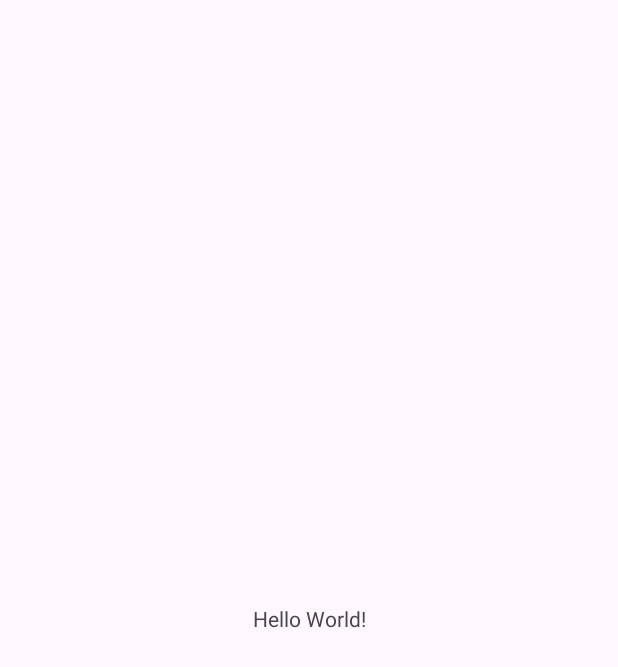
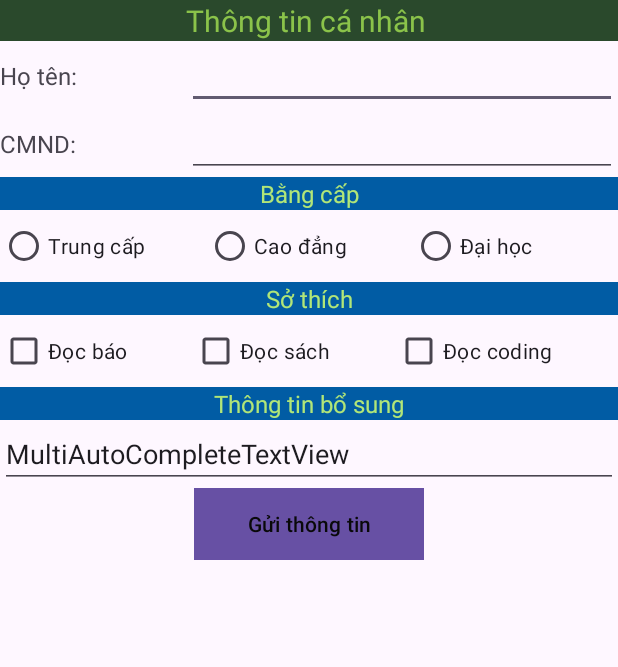
Before and after one commit to hoanghihung/CSE441_PRACTICE, an Android app: the screen it shows after launch (MainActivity), on a phone screen of 412 x 824 dp. Before the commit the part shown is almost empty. Shown: the top 667 px of the screen. Run offline under Robolectric (Android 15) with nearby library versions, the phone set to English and light mode, and no system bars.

Commit message:
build layout

```diff
--- a/Ex06/app/src/main/res/layout/activity_main.xml
+++ b/Ex06/app/src/main/res/layout/activity_main.xml
@@ -1,19 +1,28 @@
-<?xml version="1.0" encoding="utf-8"?>
-<androidx.constraintlayout.widget.ConstraintLayout xmlns:android="http://schemas.android.com/apk/res/android"
-    xmlns:app="http://schemas.android.com/apk/res-auto"
-    xmlns:tools="http://schemas.android.com/tools"
-    android:id="@+id/main"
-    android:layout_width="match_parent"
-    android:layout_height="match_parent"
-    tools:context=".MainActivity">
-
-    <TextView
-        android:layout_width="wrap_content"
-        android:layout_height="wrap_content"
-        android:text="Hello World!"
-        app:layout_constraintBottom_toBottomOf="parent"
-        app:layout_constraintEnd_toEndOf="parent"
-        app:layout_constraintStart_toStartOf="parent"
-        app:layout_constraintTop_toTopOf="parent" />
-
-</androidx.constraintlayout.widget.ConstraintLayout>
+<LinearLayout xmlns:android="http://schemas.android.com/apk/res/android" xmlns:app="http://schemas.android.com/apk/res-auto" xmlns:tools="http://schemas.android.com/tools" android:id="@+id/main" android:layout_width="match_parent" android:layout_height="match_parent" android:orientation="vertical" tools:context=".MainActivity">
+    <TextView android:id="@+id/textView" android:layout_width="match_parent" android:layout_height="wrap_content" android:background="#2A492C" android:text="Thông tin cá nhân " android:textAlignment="center" android:textColor="#8BC34A" android:textSize="20sp"/>
+    <TableLayout android:layout_width="match_parent" android:layout_height="wrap_content" android:stretchColumns="*">
+        <TableRow android:layout_width="match_parent" android:layout_height="match_parent">
+            <TextView android:id="@+id/textView2" android:layout_width="wrap_content" android:layout_height="wrap_content" android:text="Họ tên:" android:textSize="16sp"/>
+            <EditText android:id="@+id/edtten" android:layout_width="wrap_content" android:layout_height="wrap_content" android:ems="10" android:inputType="text" android:text=" "/>
+        </TableRow>
+        <TableRow android:layout_width="match_parent" android:layout_height="match_parent">
+            <TextView android:id="@+id/textView3" android:layout_width="wrap_content" android:layout_height="wrap_content" android:text="CMND:" android:textSize="16sp"/>
+            <EditText android:id="@+id/edtcmnd" android:layout_width="wrap_content" android:layout_height="wrap_content" android:ems="10" android:inputType="text" android:text=" "/>
+        </TableRow>
+    </TableLayout>
+    <TextView android:id="@+id/textView4" android:layout_width="match_parent" android:layout_height="wrap_content" android:background="#47AD4B" android:backgroundTint="#015CA4" android:text="Bằng cấp" android:textAlignment="center" android:textColor="#B1E678" android:textSize="16sp"/>
+    <RadioGroup android:id="@+id/group" android:layout_width="match_parent" android:layout_height="wrap_content" android:orientation="horizontal">
+        <RadioButton android:id="@+id/radioButton" android:layout_width="0dp" android:layout_height="wrap_content" android:layout_weight="1" android:text="Trung cấp"/>
+        <RadioButton android:id="@+id/radioButton4" android:layout_width="0dp" android:layout_height="wrap_content" android:layout_weight="1" android:text="Cao đẳng"/>
+        <RadioButton android:id="@+id/radioButton5" android:layout_width="0dp" android:layout_height="wrap_content" android:layout_weight="1" android:text="Đại học"/>
+    </RadioGroup>
+    <TextView android:id="@+id/textView5" android:layout_width="match_parent" android:layout_height="wrap_content" android:background="#47AD4B" android:backgroundTint="#015CA4" android:text="Sở thích" android:textAlignment="center" android:textColor="#B1E678" android:textSize="16sp"/>
+    <LinearLayout android:layout_width="match_parent" android:layout_height="wrap_content" android:orientation="horizontal">
+        <CheckBox android:id="@+id/chkdocbao" android:layout_width="wrap_content" android:layout_height="wrap_content" android:layout_weight="1" android:text="Đọc báo"/>
+        <CheckBox android:id="@+id/chkdocsach" android:layout_width="wrap_content" android:layout_height="wrap_content" android:layout_weight="1" android:text="Đọc sách"/>
+        <CheckBox android:id="@+id/chkcode" android:layout_width="wrap_content" android:layout_height="wrap_content" android:layout_weight="1" android:text="Đọc coding"/>
+    </LinearLayout>
+    <TextView android:id="@+id/textView6" android:layout_width="match_parent" android:layout_height="wrap_content" android:background="#47AD4B" android:backgroundTint="#015CA4" android:text="Thông tin bổ sung" android:textAlignment="center" android:textColor="#B1E678" android:textSize="16sp"/>
+    <MultiAutoCompleteTextView android:id="@+id/edtbosung" android:layout_width="match_parent" android:layout_height="wrap_content" android:text="MultiAutoCompleteTextView"/>
+    <Button android:id="@+id/btnsend" android:layout_width="153dp" android:layout_height="wrap_content" android:layout_gravity="center" android:background="#8E8686" android:backgroundTint="#B8B1B1" android:text="Gửi thông tin" android:textColor="#090909"/>
+</LinearLayout>
```
